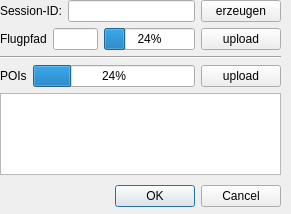
dlr-eoc/poitagger, file poitagger/ui/upload.ui: the form before one commit.
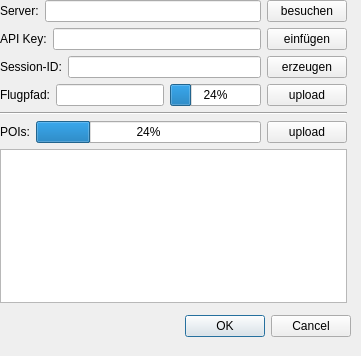
The form after the commit.

Patch:
```diff
--- a/poitagger/ui/upload.ui
+++ b/poitagger/ui/upload.ui
@@ -6,8 +6,8 @@
    <rect>
     <x>0</x>
     <y>0</y>
-    <width>291</width>
-    <height>214</height>
+    <width>361</width>
+    <height>356</height>
    </rect>
   </property>
   <property name="windowTitle">
@@ -16,8 +16,8 @@
   <widget class="QDialogButtonBox" name="buttonBox">
    <property name="geometry">
     <rect>
-     <x>80</x>
-     <y>180</y>
+     <x>150</x>
+     <y>310</y>
      <width>201</width>
      <height>32</height>
     </rect>
@@ -34,11 +34,53 @@
     <rect>
      <x>0</x>
      <y>0</y>
-     <width>281</width>
-     <height>175</height>
+     <width>347</width>
+     <height>303</height>
     </rect>
    </property>
    <layout class="QVBoxLayout" name="verticalLayout">
+    <item>
+     <layout class="QHBoxLayout" name="horizontalLayout_6">
+      <item>
+       <widget class="QLabel" name="label_5">
+        <property name="text">
+         <string>Server:</string>
+        </property>
+       </widget>
+      </item>
+      <item>
+       <widget class="QLineEdit" name="server"/>
+      </item>
+      <item>
+       <widget class="QPushButton" name="visitButton">
+        <property name="text">
+         <string>besuchen</string>
+        </property>
+       </widget>
+      </item>
+     </layout>
+    </item>
+    <item>
+     <layout class="QHBoxLayout" name="horizontalLayout_4">
+      <item>
+       <widget class="QLabel" name="label_4">
+        <property name="text">
+         <string>API Key:</string>
+        </property>
+       </widget>
+      </item>
+      <item>
+       <widget class="QLineEdit" name="key"/>
+      </item>
+      <item>
+       <widget class="QPushButton" name="insertButton">
+        <property name="text">
+         <string>einfügen</string>
+        </property>
+       </widget>
+      </item>
+     </layout>
+    </item>
     <item>
      <layout class="QHBoxLayout" name="horizontalLayout">
       <item>
@@ -65,7 +107,7 @@
       <item>
        <widget class="QLabel" name="label_2">
         <property name="text">
-         <string>Flugpfad</string>
+         <string>Flugpfad:</string>
         </property>
        </widget>
       </item>
@@ -100,7 +142,7 @@
       <item>
        <widget class="QLabel" name="label_3">
         <property name="text">
-         <string>POIs</string>
+         <string>POIs:</string>
         </property>
        </widget>
       </item>
```
